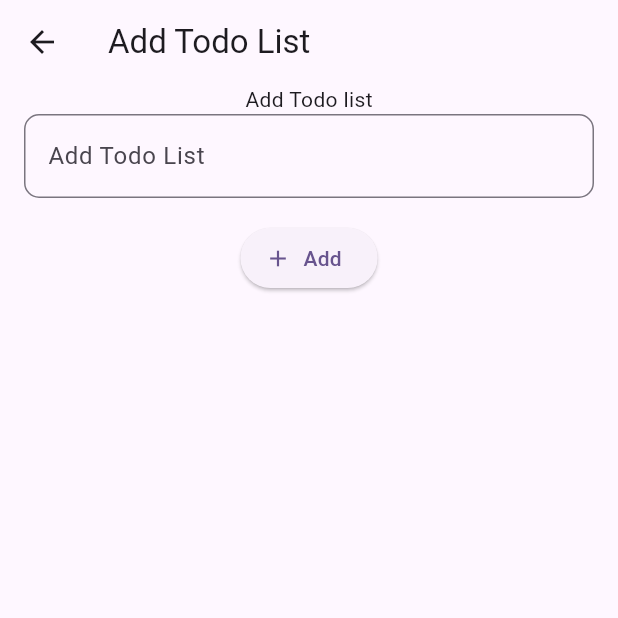
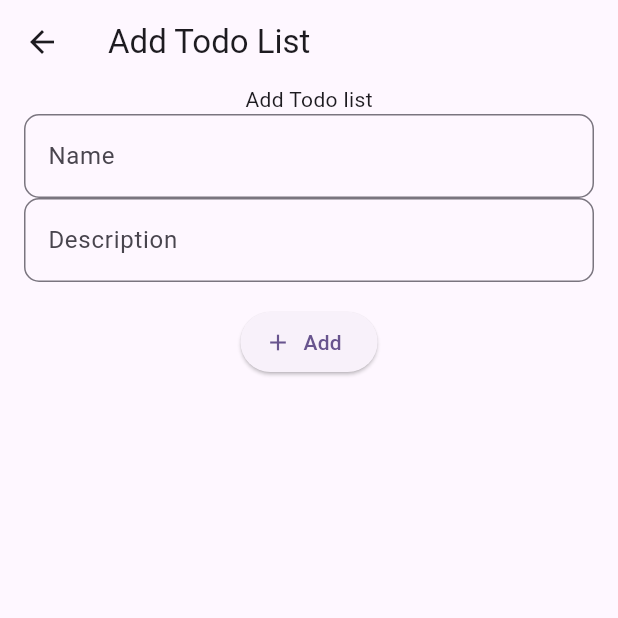
Before and after one commit to marufrobin/todo_list_with_bloc, a Flutter app: the screen it shows after launch, after a tap on the "add" icon, on a phone screen of 412 x 824 dp, the top half of it. Run offline on Flutter 3.47's test engine with Material 3 defaults, Android fonts, the phone set to English and light mode, and no system bars; our stand-ins replace flutter_bloc.

```diff
--- a/lib/add_todo_list.screen.dart
+++ b/lib/add_todo_list.screen.dart
@@ -4,6 +4,7 @@ class AddTodoListScreen extends StatelessWidget {
   AddTodoListScreen({super.key});
 
   final _addTextController = TextEditingController();
+  final _descriptionTextController = TextEditingController();
 
   @override
   Widget build(BuildContext context) {
@@ -14,14 +15,10 @@ class AddTodoListScreen extends StatelessWidget {
         child: Column(
           children: [
             Text("Add Todo list"),
-            TextField(
-              controller: _addTextController,
-              decoration: InputDecoration(
-                hintText: "Add Todo List",
-                border: OutlineInputBorder(
-                  borderRadius: BorderRadius.circular(10),
-                ),
-              ),
+            _textField(controller: _addTextController, hintText: 'Name'),
+            _textField(
+              controller: _descriptionTextController,
+              hintText: 'Description',
             ),
             SizedBox(height: 16),
             ElevatedButton.icon(
@@ -34,4 +31,17 @@ class AddTodoListScreen extends StatelessWidget {
       ),
     );
   }
+
+  TextField _textField({
+    required TextEditingController controller,
+    required String hintText,
+  }) {
+    return TextField(
+      controller: controller,
+      decoration: InputDecoration(
+        hintText: hintText,
+        border: OutlineInputBorder(borderRadius: BorderRadius.circular(10)),
+      ),
+    );
+  }
 }
--- a/lib/cubit/todo_list.cubit.dart
+++ b/lib/cubit/todo_list.cubit.dart
@@ -1 +1,6 @@
-class TodoListCubit extends Cubit {}
+import 'package:flutter_bloc/flutter_bloc.dart';
+import 'package:todo_list_with_bloc/model/todo_list.model.dart';
+
+class TodoListCubit extends Cubit<List<TodoListModel>> {
+  TodoListCubit() : super([]);
+}
--- a/lib/main.dart
+++ b/lib/main.dart
@@ -1,5 +1,7 @@
 import 'package:flutter/material.dart';
+import 'package:flutter_bloc/flutter_bloc.dart';
 import 'package:todo_list_with_bloc/add_todo_list.screen.dart';
+import 'package:todo_list_with_bloc/cubit/todo_list.cubit.dart';
 import 'package:todo_list_with_bloc/todo_list.screen.dart';
 
 void main() {
@@ -11,7 +13,9 @@ class MyApp extends StatelessWidget {
 
   @override
   Widget build(BuildContext context) {
-    return MaterialApp(
+    return BlocProvider(
+      create: (context) => TodoListCubit(),
+      child: MaterialApp(
         title: 'Flutter Demo',
         theme: ThemeData(
           colorScheme: ColorScheme.fromSeed(seedColor: Colors.deepPurple),
@@ -21,6 +25,7 @@ class MyApp extends StatelessWidget {
           '/': (_) => TodoListScreen(),
           '/add_todo_list': (_) => AddTodoListScreen(),
         },
+      ),
     );
   }
 }
--- /dev/null
+++ b/lib/model/todo_list.model.dart
@@ -0,0 +1,11 @@
+class TodoListModel {
+  final String name;
+  final String description;
+  final DateTime createdAt;
+
+  TodoListModel({
+    required this.name,
+    required this.description,
+    required this.createdAt,
+  });
+}
--- a/lib/todo_list.screen.dart
+++ b/lib/todo_list.screen.dart
@@ -1,4 +1,7 @@
 import 'package:flutter/material.dart';
+import 'package:flutter_bloc/flutter_bloc.dart';
+import 'package:todo_list_with_bloc/cubit/todo_list.cubit.dart';
+import 'package:todo_list_with_bloc/model/todo_list.model.dart';
 
 class TodoListScreen extends StatelessWidget {
   const TodoListScreen({super.key});
@@ -7,7 +10,25 @@ class TodoListScreen extends StatelessWidget {
   Widget build(BuildContext context) {
     return Scaffold(
       appBar: AppBar(title: Text("Todo List")),
-      body: Column(children: [Text("Todo List")]),
+      body: Column(
+        children: [
+          Text("Todo List"),
+          BlocBuilder<TodoListCubit, List<TodoListModel>>(
+            builder: (context, state) {
+              return ListView.builder(
+                itemBuilder: (context, index) {
+                  return ListTile(
+                    title: Text(state.elementAt(index).name),
+                    subtitle: Text(state.elementAt(index).description),
+                    trailing: Text(state.elementAt(index).createdAt.toString()),
+                  );
+                },
+                itemCount: state.length,
+              );
+            },
+          ),
+        ],
+      ),
 
       floatingActionButton: FloatingActionButton(
         onPressed: () {
--- a/pubspec.yaml
+++ b/pubspec.yaml
@@ -34,6 +34,7 @@ dependencies:
   # The following adds the Cupertino Icons font to your application.
   # Use with the CupertinoIcons class for iOS style icons.
   cupertino_icons: ^1.0.8
+  flutter_bloc: ^9.1.0
 
 dev_dependencies:
   flutter_test:
```
Also changed, not shown: pubspec.lock. Lines whose indentation alone changed are shown as unchanged.
